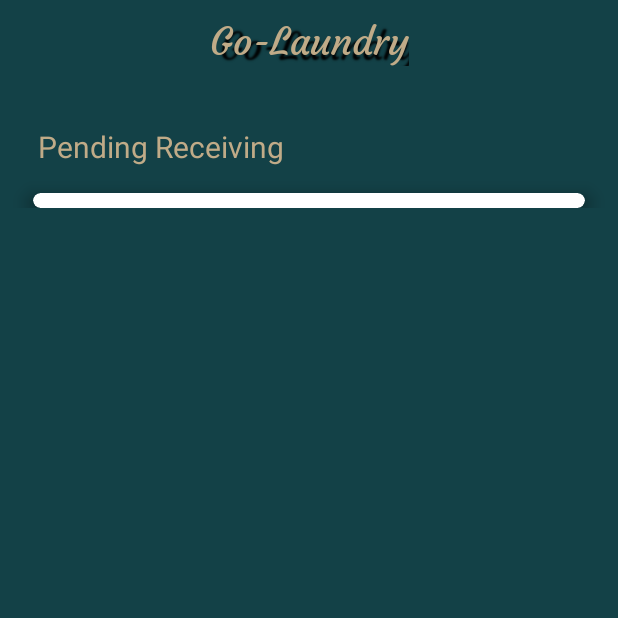
After one commit to WanJing923/GoLaundry, an Android app: the PendingReceivingActivity screen opened directly, with no data from a screen before it, on a phone screen of 412 x 824 dp, the top half of it. The commit adds this screen. Run offline under Robolectric (Android 15) with nearby library versions, the phone set to English and light mode, and no system bars.

Commit message:
layout:pending receiving orders

```diff
--- a/app/src/main/AndroidManifest.xml
+++ b/app/src/main/AndroidManifest.xml
@@ -11,6 +11,12 @@
         android:supportsRtl="true"
         android:theme="@style/Theme.GoLaundry"
         tools:targetApi="31">
+        <activity
+            android:name=".TotalSpendingActivity"
+            android:exported="false" />
+        <activity
+            android:name=".PendingReceivingActivity"
+            android:exported="false" />
         <activity
             android:name=".PendingCollectionActivity"
             android:exported="false" />
--- /dev/null
+++ b/app/src/main/java/com/example/golaundry/PendingReceivingActivity.java
@@ -0,0 +1,14 @@
+package com.example.golaundry;
+
+import androidx.appcompat.app.AppCompatActivity;
+
+import android.os.Bundle;
+
+public class PendingReceivingActivity extends AppCompatActivity {
+
+    @Override
+    protected void onCreate(Bundle savedInstanceState) {
+        super.onCreate(savedInstanceState);
+        setContentView(R.layout.activity_pending_receiving);
+    }
+}
--- /dev/null
+++ b/app/src/main/res/layout/activity_pending_receiving.xml
@@ -0,0 +1,76 @@
+<?xml version="1.0" encoding="utf-8"?>
+<RelativeLayout xmlns:android="http://schemas.android.com/apk/res/android"
+    xmlns:app="http://schemas.android.com/apk/res-auto"
+    xmlns:tools="http://schemas.android.com/tools"
+    android:layout_width="match_parent"
+    android:layout_height="match_parent"
+    android:background="@color/second_green"
+    tools:context=".PendingReceivingActivity">
+
+    <androidx.appcompat.widget.Toolbar
+        android:id="@+id/pra_toolbar"
+        android:layout_width="match_parent"
+        android:layout_height="?actionBarSize"
+        android:layout_alignParentTop="true"
+        android:elevation="4dp">
+
+        <TextView
+            android:id="@+id/pra_tv_go_laundry"
+            android:layout_width="wrap_content"
+            android:layout_height="wrap_content"
+            android:layout_alignParentTop="true"
+            android:layout_gravity="center"
+            android:fontFamily="@font/courgette_regular"
+            android:shadowColor="#000000"
+            android:shadowDx="10"
+            android:shadowDy="5"
+            android:shadowRadius="1"
+            android:text="@string/go_laundry"
+            android:textAlignment="center"
+            android:textColor="@color/gold"
+            android:textSize="25sp" />
+    </androidx.appcompat.widget.Toolbar>
+
+    <ScrollView
+        android:layout_width="match_parent"
+        android:layout_height="match_parent"
+        android:layout_below="@id/pra_toolbar">
+
+        <RelativeLayout
+            android:layout_width="match_parent"
+            android:layout_height="wrap_content">
+
+            <TextView
+                android:id="@+id/pra_tv_pending_receiving"
+                android:layout_width="wrap_content"
+                android:layout_height="wrap_content"
+                android:layout_alignParentStart="true"
+                android:layout_alignParentTop="true"
+                android:layout_marginStart="25dp"
+                android:layout_marginTop="28dp"
+                android:text="@string/pending_receiving"
+                android:textColor="@color/gold"
+                android:textSize="20sp" />
+
+            <androidx.cardview.widget.CardView
+                android:id="@+id/pra_cv_orders"
+                android:layout_width="match_parent"
+                android:layout_height="wrap_content"
+                android:layout_columnWeight="1"
+                android:layout_below="@id/pra_tv_pending_receiving"
+                android:layout_marginStart="22dp"
+                android:layout_marginTop="17dp"
+                android:layout_marginEnd="22dp"
+                android:backgroundTint="@color/white"
+                app:cardCornerRadius="8dp"
+                app:cardElevation="8dp">
+
+                <androidx.recyclerview.widget.RecyclerView
+                    android:id="@+id/pra_rv_orders"
+                    android:layout_width="match_parent"
+                    android:layout_height="match_parent"
+                    android:layout_marginTop="10dp" />
+            </androidx.cardview.widget.CardView>
+        </RelativeLayout>
+    </ScrollView>
+</RelativeLayout>
--- a/app/src/main/res/values/strings.xml
+++ b/app/src/main/res/values/strings.xml
@@ -91,4 +91,5 @@
     <string name="drying">Drying</string>
     <string name="dry_cleaning">Dry Cleaning</string>
     <string name="_3">3</string>
+    <string name="total_spending">Total Spending</string>
 </resources>
```
Also changed, not shown: app/src/main/java/com/example/golaundry/TotalSpendingActivity.java (added, +14 -0 lines), app/src/main/res/layout/activity_total_spending.xml (added, +129 -0 lines).
